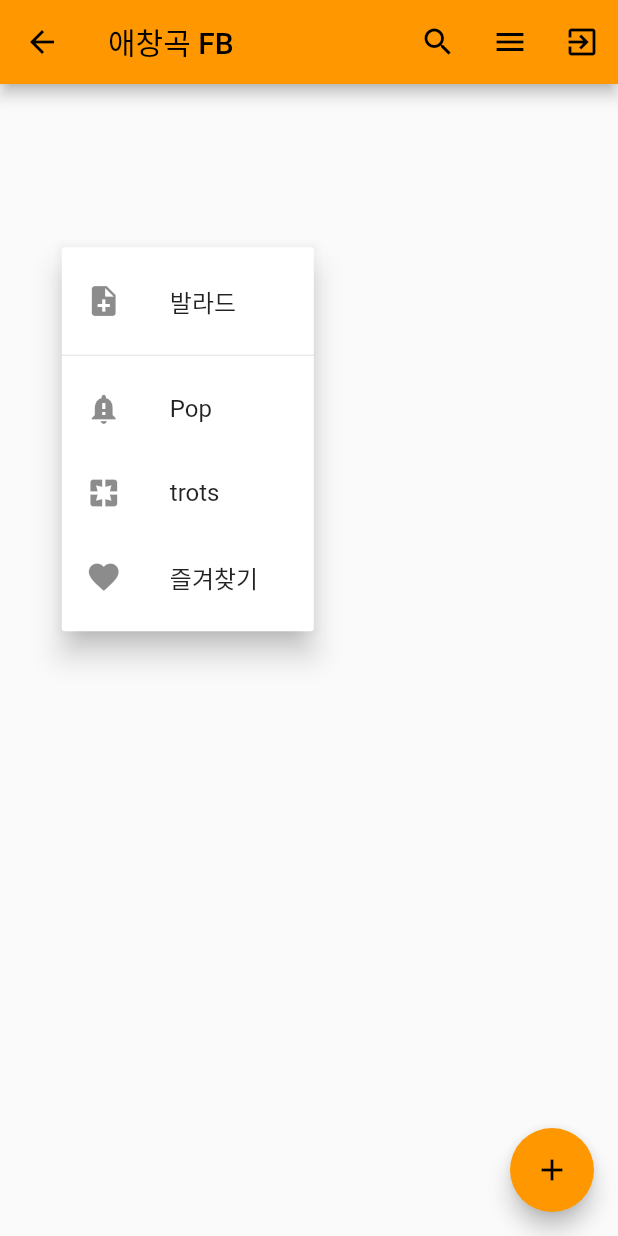
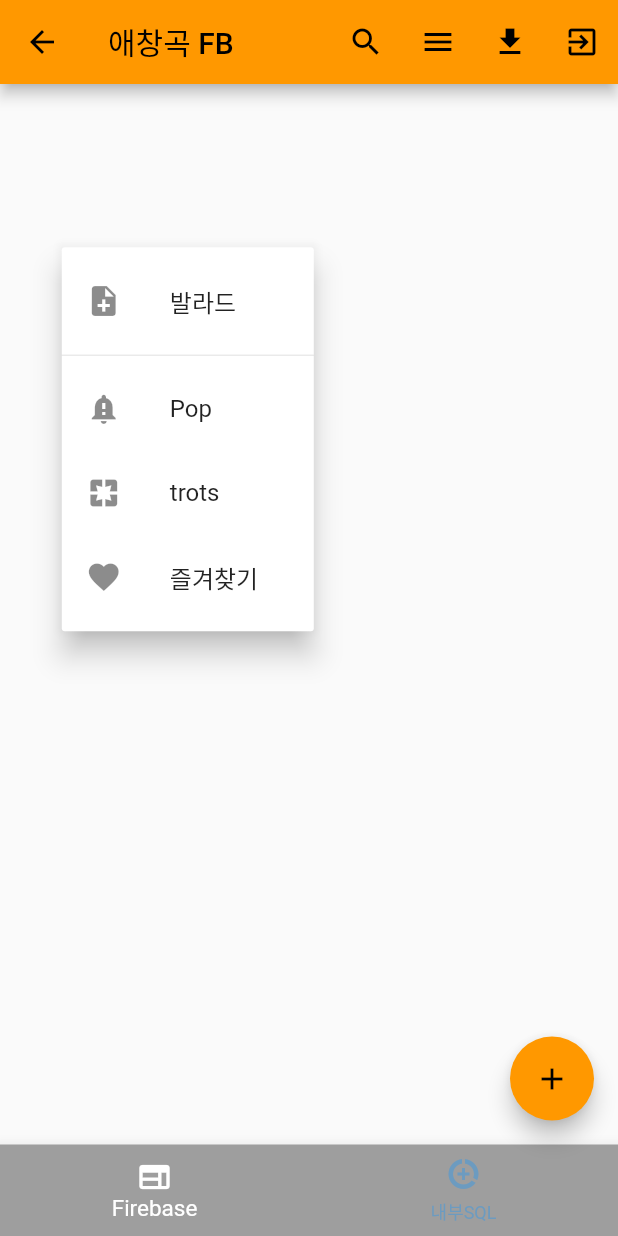
Before and after one commit to poseidonTest/firebase, a Flutter app: the EventScreen screen opened directly with empty values, after a tap on the "menu" icon, on a phone screen of 412 x 824 dp. Run offline on Flutter 3.47's test engine with Material 2 defaults, Android fonts, the phone set to English and light mode, and no system bars; our stand-ins replace cloud_firestore, equatable, firebase_auth, firebase_core, sqflite; accounts and stored records are empty; statements that could not run were skipped.

Commit message:
slq complete v1.0

```diff
--- /dev/null
+++ b/lib/models/list_items.dart
@@ -0,0 +1,20 @@
+class ListItem {
+  int id;
+  int idList;
+  String name;
+  String quantity;
+  String note;
+
+  ListItem(this.id, this.idList, this.name, this.quantity, this.note);
+
+  Map<String, dynamic> toMap() {
+    return {
+      'id': (id==0)?null:id,
+      'idList': idList,
+      'name': name,
+      'quantity': quantity,
+      'note': note
+    };
+  }
+
+}
--- /dev/null
+++ b/lib/models/shopping_list.dart
@@ -0,0 +1,16 @@
+class ShoppingList {
+  int id;
+  String name;
+  int priority;
+
+  ShoppingList(this.id, this.name, this.priority);
+
+  Map<String, dynamic> toMap() {
+    return {
+      'id': (id==0)?null:id,
+      'name': name,
+      'priority': priority,
+    };
+  }
+
+}
--- a/lib/screens/event_screen.dart
+++ b/lib/screens/event_screen.dart
@@ -1,22 +1,40 @@
 import 'package:flutter/material.dart';
 import 'package:cloud_firestore/cloud_firestore.dart';
 import 'package:my_karaoke/models/my_song_data_fb_model.dart';
+import 'package:my_karaoke/models/shopping_list.dart';
 import 'package:my_karaoke/screens/add_edit_screen.dart';
 import 'package:my_karaoke/screens/event_list.dart';
 import 'package:my_karaoke/screens/search_page.dart';
+import 'package:my_karaoke/screens/song_list.dart';
 import 'package:my_karaoke/shared/data_provider.dart';
+import 'package:my_karaoke/util/dbhelper.dart';
 import 'login_screen.dart';
 import '../shared/authentication.dart';
 
 enum Janre { Pop, ballade, trots, classic, favority }
 
-class EventScreen extends StatelessWidget {
+class EventScreen extends StatefulWidget {
   final String uid;
 
   const EventScreen({Key? key, required this.uid}) : super(key: key);
+  static int selectedIndex = 0;
+
+  @override
+  State<EventScreen> createState() => _EventScreenState();
+}
+
+class _EventScreenState extends State<EventScreen> {
+  late List<ShoppingList> shoppingList;
+  DbHelper? helper;
+  @override
+  void initState() {
+    super.initState();
+  }
+
   @override
   Widget build(BuildContext context) {
     final Authentication auth = new Authentication();
+    helper = DbHelper();
     return WillPopScope(
       onWillPop: () {
         return Future(() => false);
@@ -32,7 +50,7 @@ class EventScreen extends StatelessWidget {
                   MaterialPageRoute(
                       builder: (context) {
                         return SearchPage(
-                          userId: uid,
+                          userId: widget.uid,
                         );
                       },
                       fullscreenDialog: true),
@@ -74,6 +92,10 @@ class EventScreen extends StatelessWidget {
               icon: Icon(Icons.menu),
             ),
             IconButton(
+              onPressed: () => _showPopupMenu(context),
+              icon: Icon(Icons.download),
+            ),
+            IconButton(
               icon: Icon(Icons.exit_to_app),
               onPressed: () {
                 auth.signOut().then((result) {
@@ -85,25 +107,94 @@ class EventScreen extends StatelessWidget {
             ),
           ],
         ),
-        body: EventList(
-          uid: uid,
+        body: Center(
+          // child: _widgetOptions.elementAt(selectedIndex),
+          child: getBody(EventScreen.selectedIndex),
+          // child: ShList(),
         ),
-        floatingActionButton: FloatingActionButton(
+        // body: EventList(
+        //   uid: widget.uid,
+        // ),
+        bottomNavigationBar: BottomNavigationBar(
+          items: [
+            BottomNavigationBarItem(
+              label: "Firebase",
+              icon: Icon(Icons.web_outlined),
+            ),
+            BottomNavigationBarItem(
+              label: "내부SQL",
+              icon: Icon(Icons.data_saver_on),
+            ),
+            // BottomNavigationBarItem(
+            //   label: "SQL test",
+            //   icon: Icon(Icons.ten_mp),
+            // ),
+          ],
+          // type: BottomNavigationBarType.fixed,
+          backgroundColor: Colors.grey,
+          selectedItemColor: Colors.white,
+          unselectedItemColor: Colors.blue.withOpacity(.40),
+          selectedFontSize: 15,
+          unselectedFontSize: 12,
+          currentIndex: EventScreen.selectedIndex, //현재 선택된 Index
+          onTap: (int index) {
+            setState(() {
+              EventScreen.selectedIndex = index;
+              // print(selectedIndex);
+            });
+          },
+        ),
+        floatingActionButton: EventScreen.selectedIndex == 0
+            ? FloatingActionButton(
                 onPressed: () {
                   Navigator.of(context).push(
                     MaterialPageRoute(
                         builder: (context) => AddEditPage(
-                        uid: uid,
+                              uid: widget.uid,
                               isNew: true,
                             )),
                   );
                   ;
                 },
                 child: Icon(Icons.add),
-        ),
+              )
+            : null,
       ),
     );
   }
+
+  Widget getBody(int sel) {
+    if (sel == 0)
+      return EventList(uid: widget.uid);
+    else {
+      return ShList();
+    }
+    // else
+    //   return Container(
+    //     child: ElevatedButton(
+    //       onPressed: () async {
+    //         // helper.testDb();
+    //         List<ShoppingList> shop;
+    //         shop = await helper!.getLists();
+    //         // print(shop.length);
+    //         // ItemsScreen(shoppingList);
+    //       },
+    //       child: Text("make"),
+    //     ),
+    //   );
+    // return Text(
+    //   '내부SQL',
+    //   style: TextStyle(fontSize: 30, fontFamily: 'DoHyeonRegular'),
+    // );
+  }
+
+  List _widgetOptions = [
+    EventList(uid: ""),
+    Text(
+      '내부SQL',
+      style: TextStyle(fontSize: 30, fontFamily: 'DoHyeonRegular'),
+    ),
+  ];
 
   void selectedMenu(BuildContext context, String selectedMenu) {
     showDialog(
@@ -123,7 +214,7 @@ class EventScreen extends StatelessWidget {
       FirebaseFirestore db = FirebaseFirestore.instance;
       var data = await db
           .collection('songs')
-          .doc(uid)
+          .doc(widget.uid)
           .collection("songDatas")
           .where("songJanre", isEqualTo: searchTerm)
           .get();
--- a/lib/screens/search_page.dart
+++ b/lib/screens/search_page.dart
@@ -1,6 +1,5 @@
 import 'package:cloud_firestore/cloud_firestore.dart';
 import 'package:flutter/material.dart';
-import 'package:my_karaoke/models/my_song_data_fb_model.dart';
 import 'package:my_karaoke/screens/add_edit_screen.dart';
 import 'package:my_karaoke/shared/data_provider.dart';
 import 'package:provider/src/provider.dart';
--- /dev/null
+++ b/lib/screens/song_list.dart
@@ -0,0 +1,95 @@
+import 'package:flutter/material.dart';
+import 'package:my_karaoke/models/shopping_list.dart';
+import 'package:my_karaoke/screens/event_screen.dart';
+import 'package:my_karaoke/ui/items_screen.dart';
+import 'package:my_karaoke/ui/shopping_list_dialog.dart';
+import 'package:my_karaoke/util/dbhelper.dart';
+
+class ShList extends StatefulWidget {
+  @override
+  _ShListState createState() => _ShListState();
+}
+
+class _ShListState extends State<ShList> {
+  DbHelper helper = DbHelper();
+  List<ShoppingList>? shoppingList;
+  ShoppingListDialog? dialog;
+
+  @override
+  void initState() {
+    dialog = ShoppingListDialog();
+    super.initState();
+  }
+
+  Widget build(BuildContext context) {
+    ShoppingListDialog dialog = ShoppingListDialog();
+    showData();
+    return Scaffold(
+      body: ListView.builder(
+          itemCount: (shoppingList != null) ? shoppingList!.length : 0,
+          itemBuilder: (BuildContext context, int index) {
+            return Dismissible(
+                key: Key(shoppingList![index].name),
+                onDismissed: (direction) {
+                  String strName = shoppingList![index].name;
+                  helper.deleteList(shoppingList![index]);
+                  setState(() {
+                    shoppingList!.removeAt(index);
+                  });
+                  ScaffoldMessenger.of(context).showSnackBar(
+                      SnackBar(content: Text("$strName deleted")));
+                },
+                child: ListTile(
+                  title: Text(shoppingList![index].name),
+                  leading: CircleAvatar(
+                    child: Text(shoppingList![index].priority.toString()),
+                  ),
+                  trailing: IconButton(
+                    icon: Icon(Icons.edit),
+                    onPressed: () {
+                      showDialog(
+                          context: context,
+                          builder: (BuildContext context) => dialog.buildDialog(
+                              context, shoppingList![index], false));
+                    },
+                  ),
+                  onTap: () {
+                    Navigator.push(
+                      context,
+                      MaterialPageRoute(
+                          builder: (context) =>
+                              ItemsScreen(shoppingList![index])),
+                    );
+                  },
+                ));
+          }),
+      floatingActionButton: (EventScreen.selectedIndex == 1)
+          ? FloatingActionButton.extended(
+              label: Column(
+                children: [
+                  Icon(Icons.add),
+                  Text("Add"),
+                ],
+              ),
+              onPressed: () {
+                showDialog(
+                  context: context,
+                  builder: (BuildContext context) =>
+                      dialog.buildDialog(context, ShoppingList(0, '', 0), true),
+                );
+              },
+              backgroundColor: Colors.pink,
+            )
+          : null,
+      floatingActionButtonLocation: FloatingActionButtonLocation.startFloat,
+    );
+  }
+
+  Future showData() async {
+    await helper.openDb();
+    shoppingList = await helper.getLists();
+    setState(() {
+      shoppingList = shoppingList;
+    });
+  }
+}
--- a/lib/shared/auth_provider.dart
+++ b/lib/shared/auth_provider.dart
@@ -1,7 +1,6 @@
 import 'package:cloud_firestore/cloud_firestore.dart';
 import 'package:equatable/equatable.dart';
 import 'package:firebase_auth/firebase_auth.dart' as firebaseAuth;
-import 'package:flutter/foundation.dart';
 import 'package:flutter/material.dart';
 
 class AuthProgressState extends Equatable {
--- /dev/null
+++ b/lib/ui/init.dart
@@ -0,0 +1,11 @@
+class Init {
+  Init._();
+  static final instance = Init._();
+
+  Future initialize() async {
+    // This is where you can initialize the resources needed by your app while
+    // the splash screen is displayed.  Remove the following example because
+    // delaying the user experience is a bad design practice!
+    await Future.delayed(const Duration(seconds: 3));
+  }
+}
--- a/pubspec.yaml
+++ b/pubspec.yaml
@@ -31,6 +31,8 @@ dependencies:
   google_sign_in: ^5.0.7
   cloud_firestore: ^2.5.0
   equatable: ^2.0.3
+  flutter_native_splash: ^1.3.2
+
 
 dev_dependencies:
   flutter_test:
@@ -41,6 +43,8 @@ dev_dependencies:
 
 # The following section is specific to Flutter.
 flutter:
+  assets:
+    - assets/
 
   # The following line ensures that the Material Icons font is
   # included with your application, so that you can use the icons in
```
Also changed, not shown: lib/main.dart (+11 -0 lines), lib/ui/items_screen.dart (added, +80 -0 lines), lib/ui/list_item_dialog.dart (added, +52 -0 lines), lib/ui/shopping_list_dialog.dart (added, +43 -0 lines), lib/ui/splash.dart (added, +18 -0 lines), lib/util/dbhelper.dart (added, +100 -0 lines), assets/splash.png (added), pubspec.lock, 2 other files. Lines whose indentation alone changed are shown as unchanged.
